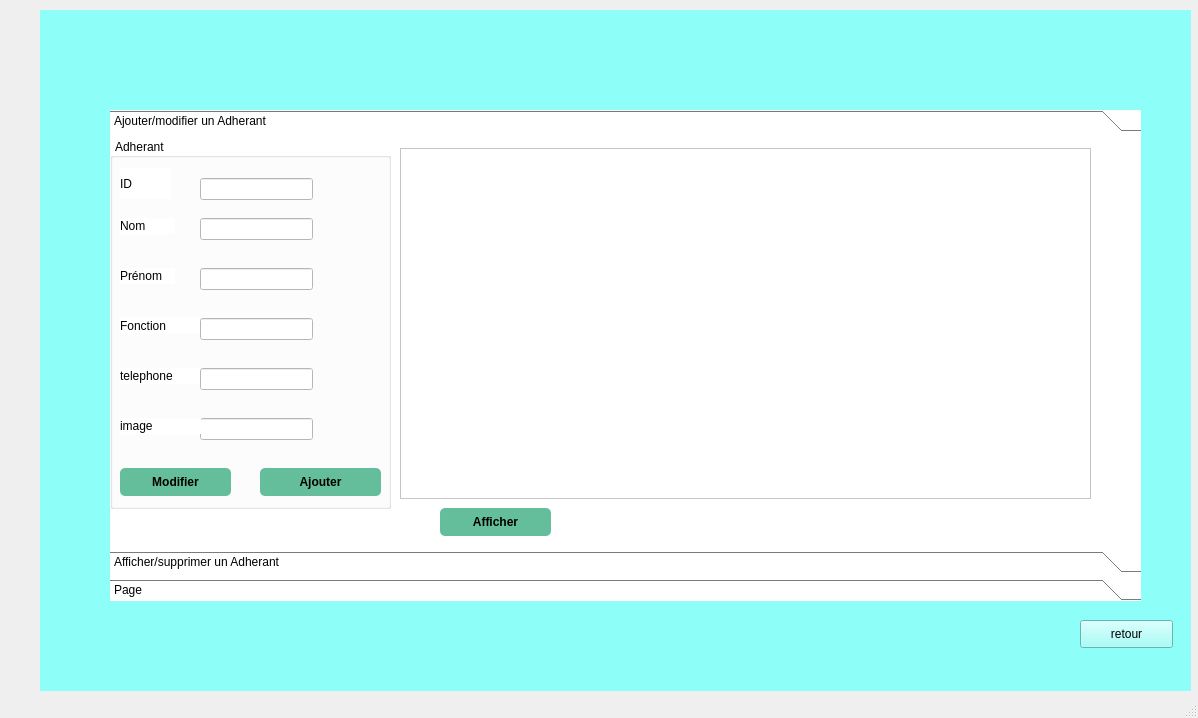
Old version of the form Adherant/mainwindow.ui in the repository azyyzme01/ASSOCIATION_D-AIDE.
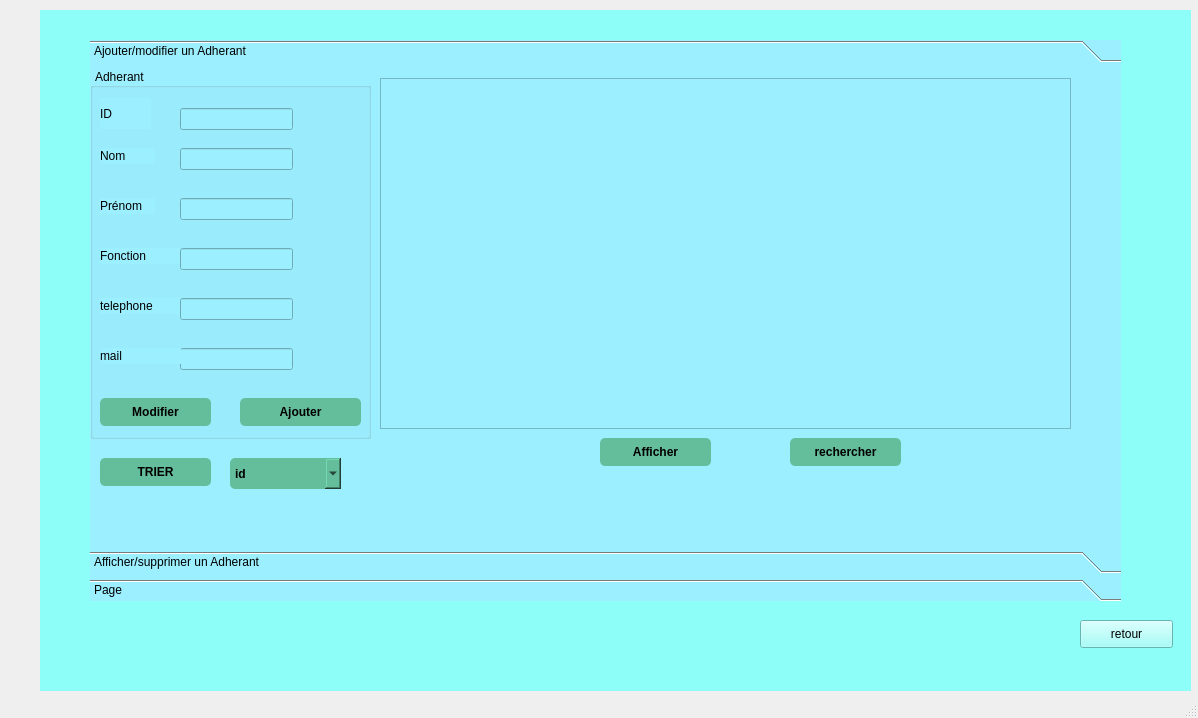
New version of the form. The open tabs and pages were chosen to show the change. Icons and pictures are not drawn.

The edit to the form file:
```diff
--- a/Adherant/mainwindow.ui
+++ b/Adherant/mainwindow.ui
@@ -179,14 +179,15 @@
      <widget class="QToolBox" name="toolBox_4">
       <property name="geometry">
        <rect>
-        <x>70</x>
-        <y>100</y>
+        <x>50</x>
+        <y>30</y>
         <width>1031</width>
-        <height>491</height>
+        <height>561</height>
        </rect>
       </property>
       <property name="styleSheet">
-       <string notr="true">background-color: rgb(255, 255, 255);</string>
+       <string notr="true">background-color: rgb(255, 255, 255);
+background-color: rgb(156, 239, 255);</string>
       </property>
       <property name="currentIndex">
        <number>0</number>
@@ -197,7 +198,7 @@
          <x>0</x>
          <y>0</y>
          <width>1031</width>
-         <height>401</height>
+         <height>471</height>
         </rect>
        </property>
        <attribute name="icon">
@@ -410,7 +411,7 @@
           </rect>
          </property>
          <property name="text">
-          <string>image</string>
+          <string>mail</string>
          </property>
         </widget>
        </widget>
@@ -427,7 +428,7 @@
        <widget class="QPushButton" name="pushButton_afficher_adherant">
         <property name="geometry">
          <rect>
-          <x>330</x>
+          <x>510</x>
           <y>370</y>
           <width>111</width>
           <height>28</height>
@@ -449,6 +450,93 @@
          <string>Afficher</string>
         </property>
        </widget>
+       <widget class="QPushButton" name="pushButton_rechercherA">
+        <property name="geometry">
+         <rect>
+          <x>700</x>
+          <y>370</y>
+          <width>111</width>
+          <height>28</height>
+         </rect>
+        </property>
+        <property name="styleSheet">
+         <string notr="true">QPushButton {
+padding: 5px;
+border-radius: 5px;
+background-color:rgb(101, 190, 155);
+font-weight: bold;
+}
+QPushButton:hover
+{
+color :white;
+}</string>
+        </property>
+        <property name="text">
+         <string>rechercher</string>
+        </property>
+       </widget>
+       <widget class="QPushButton" name="pushButton_trierA">
+        <property name="geometry">
+         <rect>
+          <x>10</x>
+          <y>390</y>
+          <width>111</width>
+          <height>28</height>
+         </rect>
+        </property>
+        <property name="styleSheet">
+         <string notr="true">QPushButton {
+padding: 5px;
+border-radius: 5px;
+background-color:rgb(101, 190, 155);
+font-weight: bold;
+}
+QPushButton:hover
+{
+color :white;
+}</string>
+        </property>
+        <property name="text">
+         <string>TRIER</string>
+        </property>
+       </widget>
+       <widget class="QComboBox" name="comboBox66">
+        <property name="geometry">
+         <rect>
+          <x>140</x>
+          <y>390</y>
+          <width>111</width>
+          <height>31</height>
+         </rect>
+        </property>
+        <property name="styleSheet">
+         <string notr="true">QComboBox {
+padding: 5px;
+border-radius: 5px;
+background-color:rgb(101, 190, 155);
+font-weight: bold;
+}
+QComboBox:hover
+{
+color :white;
+}</string>
+        </property>
+        <item>
+         <property name="text">
+          <string>id</string>
+         </property>
+        </item>
+        <item>
+         <property name="text">
+          <string>nom</string>
+         </property>
+        </item>
+        <item>
+         <property name="text">
+          <string>prenom</string>
+         </property>
+        </item>
+       </widget>
       </widget>
       <widget class="QWidget" name="page_14">
        <property name="geometry">
```
Left out of the diff: 59 changed lines with no effect on the pictures.
